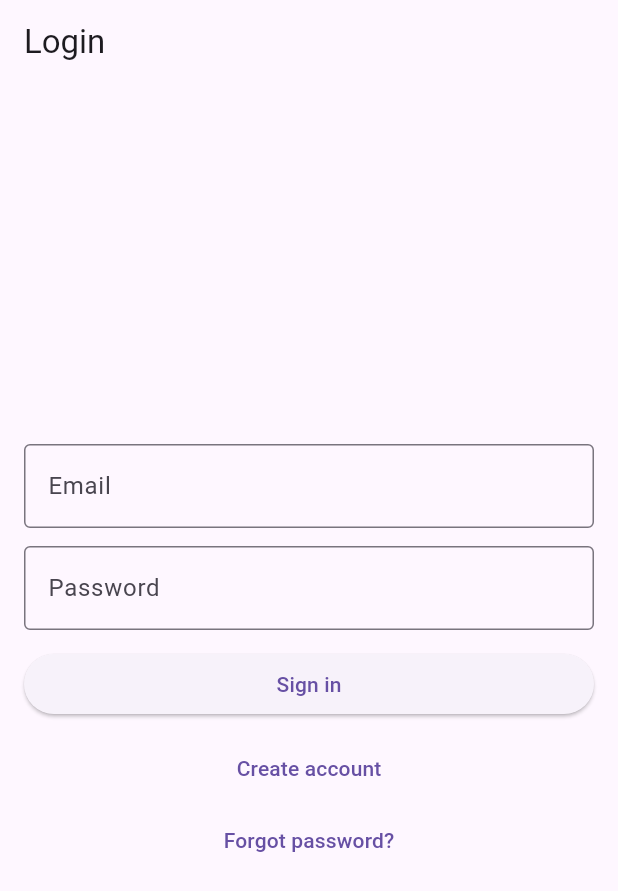
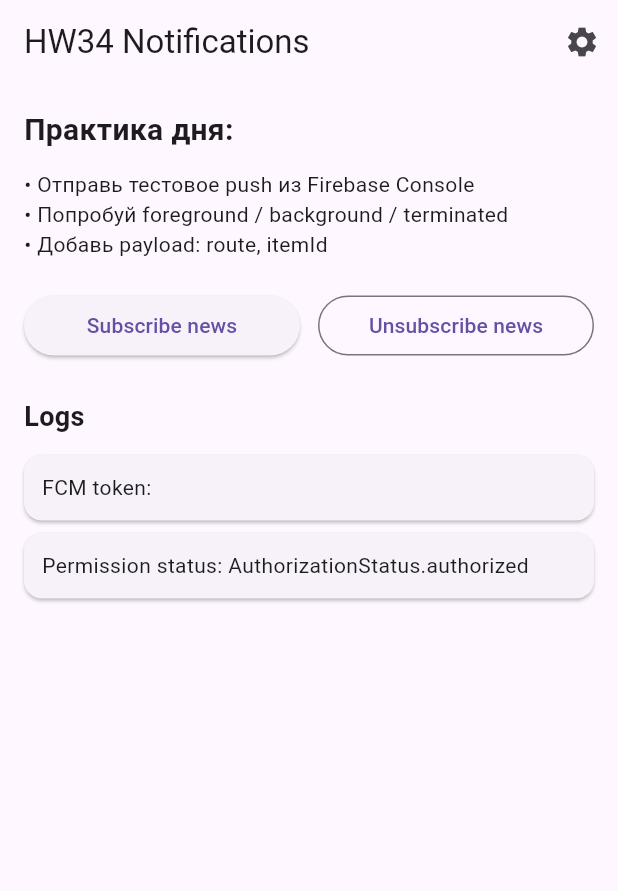
Before and after one commit to lantemir/flutter_home_work, a Flutter app: the screen it shows after launch, on a phone screen of 412 x 824 dp. Shown: the top 891 px of the screen. Run offline on Flutter 3.47's test engine with Material 3 defaults, Android fonts, the phone set to English and light mode, and no system bars; our stand-ins replace cached_network_image, cloud_firestore, dio, drift, drift_flutter, equatable and 11 more; accounts and stored records are empty; generated files the repository leaves out were written again.

Commit message:
home work 34

```diff
--- /dev/null
+++ b/lib/home_work_34/hw34_app.dart
@@ -0,0 +1,16 @@
+import 'package:flutter/material.dart';
+import 'screens/notifications_home_screen.dart';
+
+class HomeWork34App extends StatelessWidget {
+  const HomeWork34App({super.key});
+
+  @override
+  Widget build(BuildContext context) {
+    return MaterialApp(
+      debugShowCheckedModeBanner: false,
+      title: 'HW34 Push Notifications',
+      theme: ThemeData(useMaterial3: true),
+      home: const NotificationsHomeScreen(),
+    );
+  }
+}
--- /dev/null
+++ b/lib/home_work_34/models/notification_item.dart
@@ -0,0 +1,29 @@
+class NotificationItem {
+  final String? title;
+  final String? body;
+  final String? itemId;
+  final String? route;
+  final Map<String, dynamic> rawData;
+
+  const NotificationItem({
+    required this.title,
+    required this.body,
+    required this.itemId,
+    required this.route,
+    required this.rawData,
+  });
+
+  factory NotificationItem.fromMessage({
+    required String? title,
+    required String? body,
+    required Map<String, dynamic> data,
+  }) {
+    return NotificationItem(
+      title: title,
+      body: body,
+      itemId: data['itemId']?.toString(),
+      route: data['route']?.toString(),
+      rawData: data,
+    );
+  }
+}
--- /dev/null
+++ b/lib/home_work_34/notes_hw34.dart
@@ -0,0 +1,49 @@
+import 'package:flutter/material.dart';
+
+class Hw34NotesPage extends StatelessWidget {
+  const Hw34NotesPage({super.key});
+
+  @override
+  Widget build(BuildContext context) {
+    const notes = '''
+HW34 — Push Notifications / FCM
+
+1. Push и состояния приложения
+- foreground: приложение открыто
+- background: приложение свернуто
+- terminated: приложение закрыто
+В каждом состоянии уведомления обрабатываются по-разному.
+
+2. FCM token
+- уникальный токен устройства/инсталляции
+- нужен для отправки push на конкретное устройство
+- токен может обновляться, его нужно пересохранять
+
+3. Разрешения
+- iOS требует явный запрос разрешения
+- Android 13+ тоже требует runtime permission на notifications
+- foreground push может не показываться сам, нужен local notification
+
+4. Обработка по payload
+- в data payload передаём route, itemId и др.
+- по нажатию открываем нужный экран
+
+5. Topic notifications
+- можно подписывать устройства на topic (например news)
+- удобно для массовых уведомлений
+
+Ошибки:
+- не сохранять token refresh
+- не обрабатывать getInitialMessage()
+- забыть local notification для foreground
+''';
+
+    return Scaffold(
+      appBar: AppBar(title: const Text('HW34 Notes')),
+      body: const Padding(
+        padding: EdgeInsets.all(16),
+        child: SingleChildScrollView(child: Text(notes)),
+      ),
+    );
+  }
+}
--- /dev/null
+++ b/lib/home_work_34/screens/item_screen.dart
@@ -0,0 +1,20 @@
+import 'package:flutter/material.dart';
+
+class ItemScreen extends StatelessWidget {
+  final String itemId;
+
+  const ItemScreen({super.key, required this.itemId});
+
+  @override
+  Widget build(BuildContext context) {
+    return Scaffold(
+      appBar: AppBar(title: const Text('Item Screen')),
+      body: Center(
+        child: Text(
+          'Opened item by payload id: $itemId',
+          style: const TextStyle(fontSize: 18),
+        ),
+      ),
+    );
+  }
+}
--- /dev/null
+++ b/lib/home_work_34/screens/notifications_home_screen.dart
@@ -0,0 +1,132 @@
+import 'package:flutter/material.dart';
+
+import '../models/notification_item.dart';
+import '../services/notification_service.dart';
+import 'notification_details_screen.dart';
+import 'notification_settings_screen.dart';
+import 'item_screen.dart';
+import '../widgets/log_tile.dart';
+
+class NotificationsHomeScreen extends StatefulWidget {
+  const NotificationsHomeScreen({super.key});
+
+  @override
+  State<NotificationsHomeScreen> createState() =>
+      _NotificationsHomeScreenState();
+}
+
+class _NotificationsHomeScreenState extends State<NotificationsHomeScreen> {
+  final NotificationService _service = NotificationService.instance;
+  bool _initialized = false;
+
+  @override
+  void initState() {
+    super.initState();
+    _setup();
+  }
+
+  Future<void> _setup() async {
+    if (_initialized) return;
+    _initialized = true;
+
+    await _service.init();
+
+    _service.openedNotification.addListener(_handleOpen);
+    setState(() {});
+  }
+
+  void _handleOpen() {
+    final item = _service.openedNotification.value;
+    if (item == null || !mounted) return;
+
+    if (item.itemId != null && item.itemId!.isNotEmpty) {
+      Navigator.push(
+        context,
+        MaterialPageRoute(builder: (_) => ItemScreen(itemId: item.itemId!)),
+      );
+      return;
+    }
+
+    Navigator.push(
+      context,
+      MaterialPageRoute(builder: (_) => NotificationDetailsScreen(item: item)),
+    );
+  }
+
+  @override
+  void dispose() {
+    _service.openedNotification.removeListener(_handleOpen);
+    super.dispose();
+  }
+
+  @override
+  Widget build(BuildContext context) {
+    return Scaffold(
+      appBar: AppBar(
+        title: const Text('HW34 Notifications'),
+        actions: [
+          IconButton(
+            icon: const Icon(Icons.settings),
+            onPressed: () {
+              Navigator.push(
+                context,
+                MaterialPageRoute(
+                  builder: (_) => const NotificationSettingsScreen(),
+                ),
+              );
+            },
+          ),
+        ],
+      ),
+      body: ValueListenableBuilder<List<String>>(
+        valueListenable: _service.logs,
+        builder: (context, logs, _) {
+          return ListView(
+            padding: const EdgeInsets.all(16),
+            children: [
+              const Text(
+                'Практика дня:',
+                style: TextStyle(fontSize: 20, fontWeight: FontWeight.bold),
+              ),
+              const SizedBox(height: 12),
+              const Text('• Отправь тестовое push из Firebase Console'),
+              const Text('• Попробуй foreground / background / terminated'),
+              const Text('• Добавь payload: route, itemId'),
+              const SizedBox(height: 20),
+
+              Row(
+                children: [
+                  Expanded(
+                    child: ElevatedButton(
+                      onPressed: () => _service.subscribeToTopic('news'),
+                      child: const Text('Subscribe news'),
+                    ),
+                  ),
+                  const SizedBox(width: 12),
+                  Expanded(
+                    child: OutlinedButton(
+                      onPressed: () => _service.unsubscribeFromTopic('news'),
+                      child: const Text('Unsubscribe news'),
+                    ),
+                  ),
+                ],
+              ),
+
+              const SizedBox(height: 24),
+              const Text(
+                'Logs',
+                style: TextStyle(fontSize: 18, fontWeight: FontWeight.w600),
+              ),
+              const SizedBox(height: 12),
+
+              if (logs.isEmpty)
+                const Text('Пока логов нет')
+              else
+                ...logs.map((e) => LogTile(text: e)),
+            ],
+          );
+        },
+      ),
+    );
+  }
+}
--- /dev/null
+++ b/lib/home_work_34/services/local_notification_service.dart
@@ -0,0 +1,57 @@
+import 'dart:convert';
+
+import 'package:flutter/material.dart';
+import 'package:flutter_local_notifications/flutter_local_notifications.dart';
+
+class LocalNotificationService {
+  LocalNotificationService._();
+
+  static final LocalNotificationService instance = LocalNotificationService._();
+
+  final FlutterLocalNotificationsPlugin _plugin =
+      FlutterLocalNotificationsPlugin();
+
+  final ValueNotifier<Map<String, dynamic>?> onNotificationTap =
+      ValueNotifier<Map<String, dynamic>?>(null);
+
+  Future<void> init() async {
+    await _plugin.initialize(
+      settings: const InitializationSettings(
+        android: AndroidInitializationSettings('@mipmap/ic_launcher'),
+        iOS: DarwinInitializationSettings(),
+      ),
+      onDidReceiveNotificationResponse: (NotificationResponse response) {
+        final payload = response.payload;
+        if (payload != null && payload.isNotEmpty) {
+          onNotificationTap.value = Map<String, dynamic>.from(
+            jsonDecode(payload),
+          );
+        }
+      },
+    );
+  }
+
+  Future<void> show({
+    required String title,
+    required String body,
+    required Map<String, dynamic> payload,
+  }) async {
+    await _plugin.show(
+      1,
+      title,
+      body,
+      const NotificationDetails(
+        android: AndroidNotificationDetails(
+          'hw34_channel',
+          'HW34 Notifications',
+          channelDescription: 'Foreground notifications',
+          importance: Importance.max,
+          priority: Priority.high,
+        ),
+        iOS: DarwinNotificationDetails(),
+      ),
+      payload: jsonEncode(payload),
+      id: 1,
+    );
+  }
+}
--- /dev/null
+++ b/lib/home_work_34/services/notification_service.dart
@@ -0,0 +1,112 @@
+import 'package:firebase_messaging/firebase_messaging.dart';
+import 'package:flutter/material.dart';
+
+import '../models/notification_item.dart';
+import 'local_notification_service.dart';
+import 'notification_settings_service.dart';
+import 'token_store_service.dart';
+
+class NotificationService {
+  NotificationService._();
+  static final NotificationService instance = NotificationService._();
+
+  final FirebaseMessaging _messaging = FirebaseMessaging.instance;
+  final NotificationSettingsService _settingsService =
+      NotificationSettingsService();
+  final TokenStoreService _tokenStoreService = TokenStoreService();
+
+  final ValueNotifier<List<String>> logs = ValueNotifier<List<String>>([]);
+  final ValueNotifier<NotificationItem?> openedNotification =
+      ValueNotifier<NotificationItem?>(null);
+
+  void _log(String message) {
+    logs.value = [message, ...logs.value];
+    debugPrint(message);
+  }
+
+  Future<void> init() async {
+    final settings = await _messaging.requestPermission(
+      alert: true,
+      badge: true,
+      sound: true,
+    );
+
+    _log('Permission status: ${settings.authorizationStatus}');
+
+    final token = await _messaging.getToken();
+    _log('FCM token: $token');
+
+    if (token != null) {
+      await _tokenStoreService.saveToken(token);
+    }
+
+    FirebaseMessaging.instance.onTokenRefresh.listen((newToken) async {
+      _log('Token refreshed: $newToken');
+      await _tokenStoreService.saveToken(newToken);
+    });
+
+    FirebaseMessaging.onMessage.listen((RemoteMessage message) async {
+      _log('Foreground message received: ${message.messageId}');
+      _log('Foreground data: ${message.data}');
+
+      final enabled = await _settingsService.getEnabled();
+      if (!enabled) {
+        _log('Notifications disabled locally. Skip local show.');
+        return;
+      }
+
+      final title = message.notification?.title ?? 'New notification';
+      final body = message.notification?.body ?? 'No body';
+
+      await LocalNotificationService.instance.show(
+        title: title,
+        body: body,
+        payload: message.data,
+      );
+    });
+
+    FirebaseMessaging.onMessageOpenedApp.listen((RemoteMessage message) {
+      _log('Notification opened from background: ${message.messageId}');
+      _handleMessageOpen(message);
+    });
+
+    final initialMessage = await _messaging.getInitialMessage();
+    if (initialMessage != null) {
+      _log(
+        'Notification opened from terminated state: ${initialMessage.messageId}',
+      );
+      _handleMessageOpen(initialMessage);
+    }
+
+    LocalNotificationService.instance.onNotificationTap.addListener(() {
+      final data = LocalNotificationService.instance.onNotificationTap.value;
+      if (data == null) return;
+
+      _log('Local notification tapped: $data');
+
+      openedNotification.value = NotificationItem.fromMessage(
+        title: data['title']?.toString(),
+        body: data['body']?.toString(),
+        data: data,
+      );
+    });
+  }
+
+  void _handleMessageOpen(RemoteMessage message) {
+    openedNotification.value = NotificationItem.fromMessage(
+      title: message.notification?.title,
+      body: message.notification?.body,
+      data: message.data,
+    );
+  }
+
+  Future<void> subscribeToTopic(String topic) async {
+    await _messaging.subscribeToTopic(topic);
+    _log('Subscribed to topic: $topic');
+  }
+
+  Future<void> unsubscribeFromTopic(String topic) async {
+    await _messaging.unsubscribeFromTopic(topic);
+    _log('Unsubscribed from topic: $topic');
+  }
+}
--- /dev/null
+++ b/lib/home_work_34/services/notification_settings_service.dart
@@ -0,0 +1,15 @@
+import 'package:shared_preferences/shared_preferences.dart';
+
+class NotificationSettingsService {
+  static const _keyEnabled = 'notifications_enabled';
+
+  Future<bool> getEnabled() async {
+    final prefs = await SharedPreferences.getInstance();
+    return prefs.getBool(_keyEnabled) ?? true;
+  }
+
+  Future<void> setEnabled(bool value) async {
+    final prefs = await SharedPreferences.getInstance();
+    await prefs.setBool(_keyEnabled, value);
+  }
+}
--- /dev/null
+++ b/lib/home_work_34/services/token_store_service.dart
@@ -0,0 +1,17 @@
+import 'package:cloud_firestore/cloud_firestore.dart';
+import 'package:firebase_auth/firebase_auth.dart';
+
+class TokenStoreService {
+  final FirebaseFirestore _db = FirebaseFirestore.instance;
+  final FirebaseAuth _auth = FirebaseAuth.instance;
+
+  Future<void> saveToken(String token) async {
+    final user = _auth.currentUser;
+    if (user == null) return;
+
+    await _db.collection('users').doc(user.uid).set({
+      'fcmToken': token,
+      'updatedAt': FieldValue.serverTimestamp(),
+    }, SetOptions(merge: true));
+  }
+}
--- /dev/null
+++ b/lib/home_work_34/widgets/log_tile.dart
@@ -0,0 +1,15 @@
+import 'package:flutter/material.dart';
+
+class LogTile extends StatelessWidget {
+  final String text;
+
+  const LogTile({super.key, required this.text});
+
+  @override
+  Widget build(BuildContext context) {
+    return Card(
+      margin: const EdgeInsets.only(bottom: 8),
+      child: Padding(padding: const EdgeInsets.all(12), child: Text(text)),
+    );
+  }
+}
--- a/pubspec.yaml
+++ b/pubspec.yaml
@@ -45,11 +45,14 @@ dependencies:
   path_provider: ^2.1.4
   firebase_core: ^4.4.0
   firebase_auth: ^6.1.4
+  firebase_messaging: ^16.1.2
+  flutter_local_notifications: ^20.1.0
   dio: ^5.9.1
   flutter_bloc: ^9.1.1
   equatable: ^2.0.8
   lottie: ^3.3.2
   cloud_firestore: ^6.1.2
+
 
   # optional:
   google_sign_in: ^7.2.0
```
Also changed, not shown: lib/home_work_34/screens/notification_details_screen.dart (added, +36 -0 lines), lib/home_work_34/screens/notification_settings_screen.dart (added, +49 -0 lines), lib/main.dart (+34 -4 lines).
